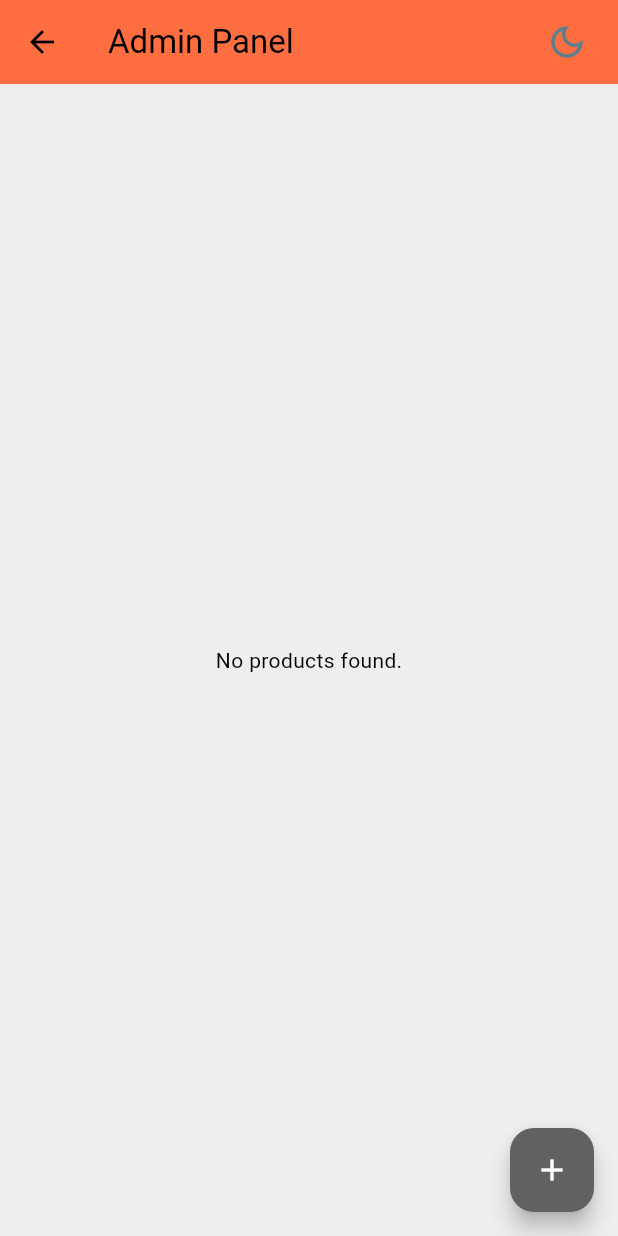
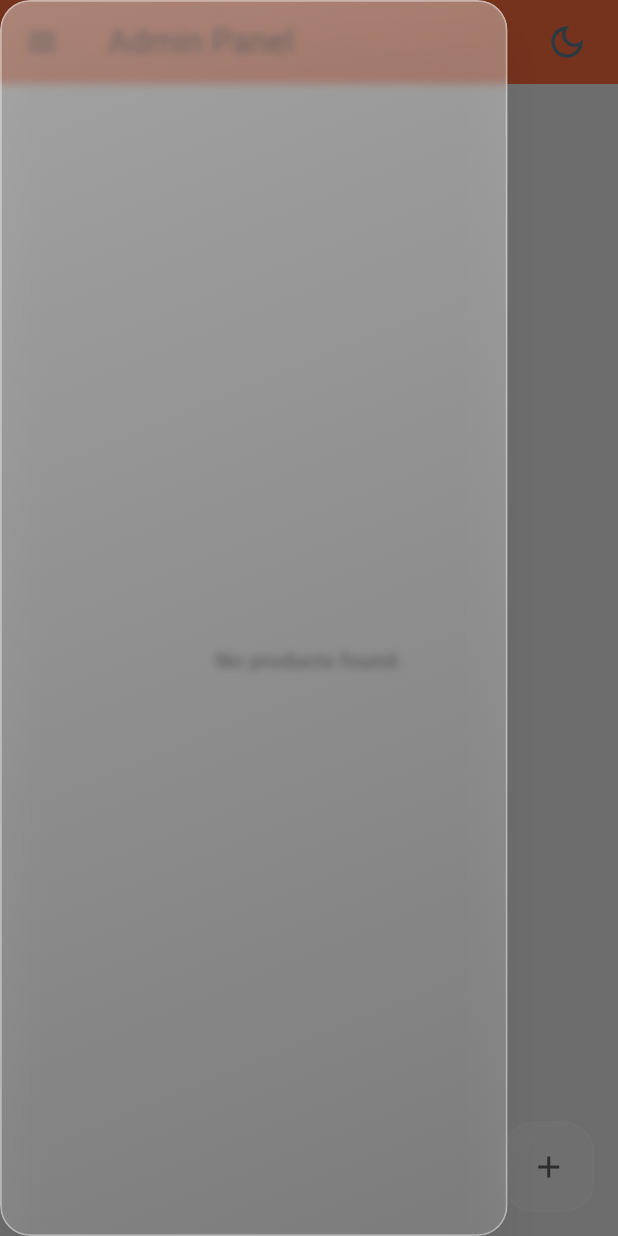
Before and after one commit to Rinshadk786/mini_e_commerce, a Flutter app: the AdminHome screen opened directly, with the side drawer open (before the commit the screen has no drawer), on a phone screen of 412 x 824 dp. Run offline on Flutter 3.47's test engine with Material 3 defaults, Android fonts, the phone set to English and light mode, and no system bars; our stand-ins replace cloud_firestore, confetti, firebase_auth, firebase_core, shared_preferences; accounts and stored records are empty.

Commit message:
homepage improvements

```diff
--- a/lib/Components/glass_card.dart
+++ b/lib/Components/glass_card.dart
@@ -60,19 +60,22 @@ class LiquidGlass extends StatelessWidget {
     super.key,
     required this.child,
     this.borderRadius = 20,
-    this.elevation = 8,
-    this.x = 5,
-    this.y = 5,
+    this.elevation = 12,
+    this.x = 20, // stronger blur
+    this.y = 20,
     this.padding = const EdgeInsets.all(16),
   });
 
   @override
   Widget build(BuildContext context) {
+    final theme = Theme.of(context);
+    final isDark = theme.brightness == Brightness.dark;
+
     return PhysicalModel(
       color: Colors.transparent,
       elevation: elevation,
-      //shadowColor: Colors.grey.shade700,
       borderRadius: BorderRadius.circular(borderRadius),
+      shadowColor: Colors.black.withOpacity(0.25),
       child: ClipRRect(
         borderRadius: BorderRadius.circular(borderRadius),
         child: BackdropFilter(
@@ -80,9 +83,24 @@ class LiquidGlass extends StatelessWidget {
           child: Container(
             padding: padding,
             decoration: BoxDecoration(
-              color: Colors.white.withOpacity(0.1),
               borderRadius: BorderRadius.circular(borderRadius),
-              border: Border.all(color: Colors.white.withOpacity(0.1)),
+              gradient: LinearGradient(
+                colors: isDark
+                    ? [
+                  Colors.white.withOpacity(0.05),
+                  Colors.white.withOpacity(0.02),
+                ]
+                    : [
+                  Colors.white.withOpacity(0.4),
+                  Colors.white.withOpacity(0.15),
+                ],
+                begin: Alignment.topLeft,
+                end: Alignment.bottomRight,
+              ),
+              border: Border.all(
+                color: Colors.white.withOpacity(0.4),
+                width: 1.2,
+              ),
             ),
             child: child,
           ),
--- a/lib/admin_panel/admin.dart
+++ b/lib/admin_panel/admin.dart
@@ -1,5 +1,6 @@
 import 'package:cloud_firestore/cloud_firestore.dart';
 import 'package:flutter/material.dart';
+import 'package:mini_ecommerce/Components/glass_card.dart';
 import 'package:mini_ecommerce/Components/them_button.dart';
 
 class AdminHome extends StatelessWidget {
@@ -109,7 +110,26 @@ class AdminHome extends StatelessWidget {
     }
 
     return Scaffold(
-      floatingActionButton: FloatingActionButton(
+      drawer: LiquidGlass(
+        y: 3,
+        x: 3,
+        child: Drawer(
+          shadowColor: Colors.transparent,
+          elevation: 0,
+          backgroundColor: Colors.transparent,
+          child: ListView(),
+        ),
+      ),
+      floatingActionButton: LiquidGlass(
+        x: 2,
+        y: 3,
+        borderRadius: 20,
+        elevation: 0,
+        padding: EdgeInsetsGeometry.all(1),
+        child: FloatingActionButton(
+          elevation: 0,
+          backgroundColor: Colors.transparent,
+          foregroundColor: Theme.of(context).colorScheme.primary,
           onPressed: () {
             showDialog(
               context: context,
@@ -149,7 +169,9 @@ class AdminHome extends StatelessWidget {
                         _nameController.clear();
                         _priceController.clear();
                         ScaffoldMessenger.of(context).showSnackBar(
-                        SnackBar(content: Text('Product added successfully!')),
+                          SnackBar(
+                            content: Text('Product added successfully!'),
+                          ),
                         );
                         Navigator.of(context).pop();
                       },
@@ -160,6 +182,7 @@ class AdminHome extends StatelessWidget {
             );
           },
           child: Icon(Icons.add),
+        ),
       ),
       appBar: AppBar(
         actions: [ThemeButton(), SizedBox(width: 10)],
@@ -214,14 +237,14 @@ class AdminHome extends StatelessWidget {
                               actions: [
                                 TextButton(
                                   onPressed: () {
-                                    Navigator.of(context).pop();
+                                    Navigator.of(context).pop(); // Close dialog
                                   },
                                   child: const Text('Cancel'),
                                 ),
                                 TextButton(
                                   onPressed: () {
                                     deleteProductFromFirestore(document.id);
-                                    Navigator.of(context).pop();
+                                    Navigator.of(context).pop(); // Close dialog
                                     ScaffoldMessenger.of(context).showSnackBar(
                                       const SnackBar(
                                         content: Text('Product deleted!'),
--- a/lib/admin_panel/model/product_model.dart
+++ b/lib/admin_panel/model/product_model.dart
@@ -7,6 +7,7 @@ class Product {
     required this.id,
     required this.name,
     required this.price,
+    required available,
   });
 
   factory Product.fromFirestore(Map<String, dynamic> data, String id) {
@@ -14,14 +15,13 @@ class Product {
       id: id,
       name: data['name'] ?? '',
       price: (data['price'] ?? 0).toDouble(),
+      available: true,
     );
   }
 
+  bool get available => true;
+
   Map<String, dynamic> toMap() {
-    return {
-      'name': name,
-      'price': price,
-      'timestamp': DateTime.now(),
-    };
+    return {'name': name, 'price': price, 'timestamp': DateTime.now()};
   }
 }
--- a/lib/auth/login/login_page.dart
+++ b/lib/auth/login/login_page.dart
@@ -1,9 +1,9 @@
 import 'package:flutter/material.dart';
 import 'package:provider/provider.dart';
-import 'package:mini_ecommerce/screens/home page.dart';
 import '../../Components/MyButton.dart';
 import '../../Components/text_field.dart';
 import '../../Components/them_button.dart';
+import '../../screens/Homepage/HomeView.dart';
 import '../signing/signuppage.dart';
 import 'login_provider.dart';
 
--- a/lib/auth/signing/signuppage.dart
+++ b/lib/auth/signing/signuppage.dart
@@ -3,7 +3,8 @@ import 'package:mini_ecommerce/auth/signing/signup_provider.dart';
 import 'package:provider/provider.dart';
 import 'package:mini_ecommerce/Components/MyButton.dart';
 import 'package:mini_ecommerce/Components/text_field.dart';
-import '../../screens/home page.dart';
+import '../../screens/Homepage/HomeView.dart';
+
 import '../login/login_page.dart';
 
 
--- a/lib/main.dart
+++ b/lib/main.dart
@@ -1,10 +1,10 @@
 import 'package:firebase_auth/firebase_auth.dart';
 import 'package:firebase_core/firebase_core.dart';
 import 'package:flutter/material.dart';
-import 'package:mini_ecommerce/screens/home%20page.dart';
+import 'package:mini_ecommerce/screens/Homepage/HomeView.dart';
+import 'package:mini_ecommerce/screens/Homepage/HomeViewModel.dart';
 import 'package:mini_ecommerce/themes/them_provider.dart';
 import 'package:provider/provider.dart';
-import 'admin_panel/admin.dart';
 import 'auth/login/login_page.dart';
 import 'auth/login/login_provider.dart';
 import 'auth/signing/signup_provider.dart';
@@ -26,6 +26,7 @@ class MyApp extends StatelessWidget {
         ChangeNotifierProvider(create: (_) => SignUpViewModel()),
         ChangeNotifierProvider(create: (_) => LoginViewModel()),
         ChangeNotifierProvider(create: (_) => ThemeProvider()),
+        ChangeNotifierProvider(create: (_) => HomeProvider()),
        //
       ],
       child: Consumer<ThemeProvider>(
```
Also changed, not shown: lib/auth/signing/signup_provider.dart (+6 -6 lines), lib/screens/home page.dart (deleted, +0 -263 lines), 1 other file. Lines whose indentation alone changed are shown as unchanged.
